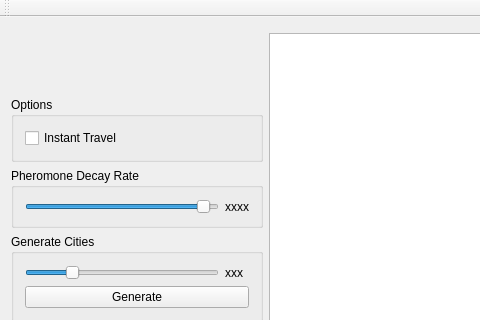
First picture: the form in mainwindow.ui, repository DrewMartin/TSP-ants, before the edit; both pictures show x 0 to 480 and y 0 to 320 of the 790 by 581 pixel window.
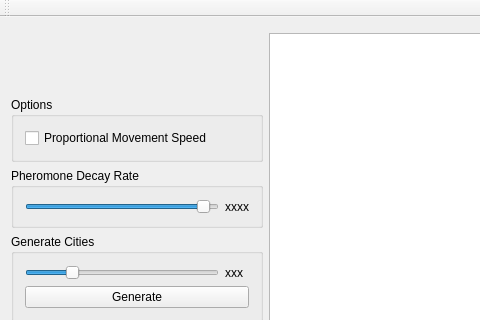
Second picture: the form after the edit. Custom widgets are drawn as their Qt base class.

Commit message:
Ant movement is set up and working nicely
Still need to change how pheromones work to make the TSP actually work
Maybe instead of a decay every so often, pheromone will decay by ants
not picking an edge.

Also, need to make city removal work better. It's pretty finicky.

The edit to the form file:
```diff
--- a/mainwindow.ui
+++ b/mainwindow.ui
@@ -39,7 +39,7 @@
          <item>
           <widget class="QCheckBox" name="instantCheckbox">
            <property name="text">
-            <string>Instant Travel</string>
+            <string>Proportional Movement Speed</string>
            </property>
           </widget>
          </item>
```
Left out of the diff: 5 changed lines with no effect on the pictures. The commit also changes 11 other files.
